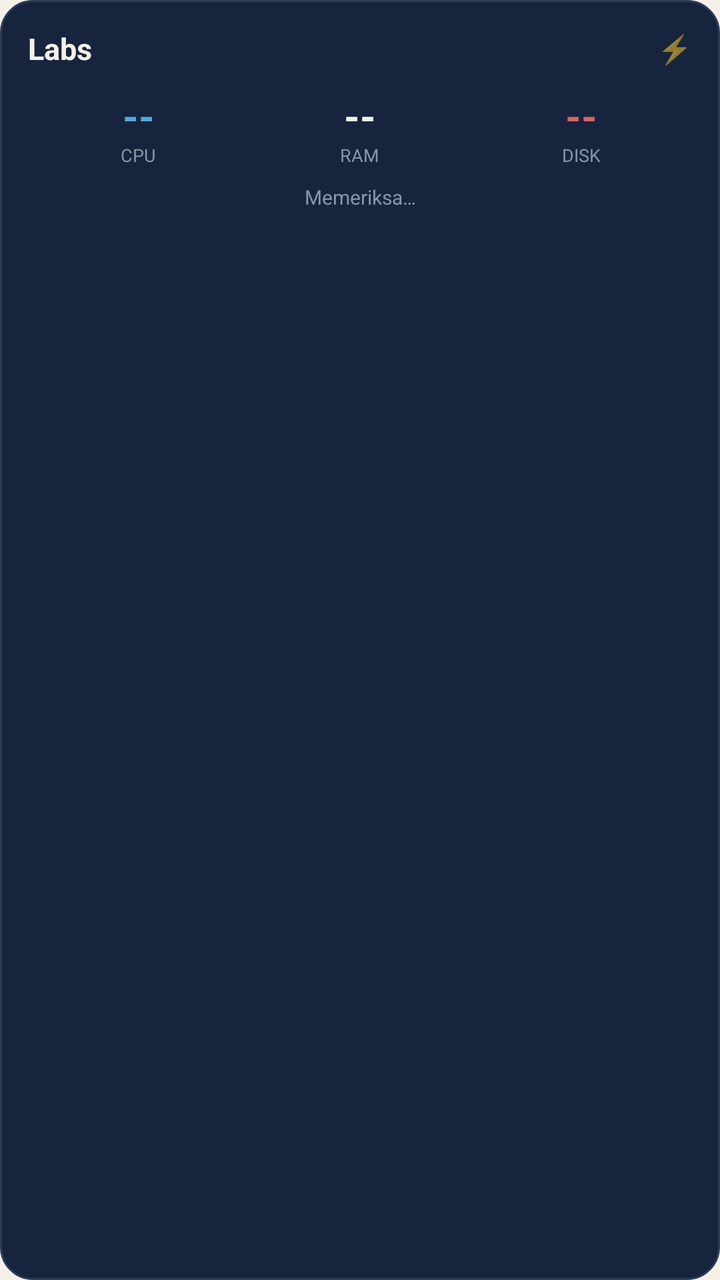
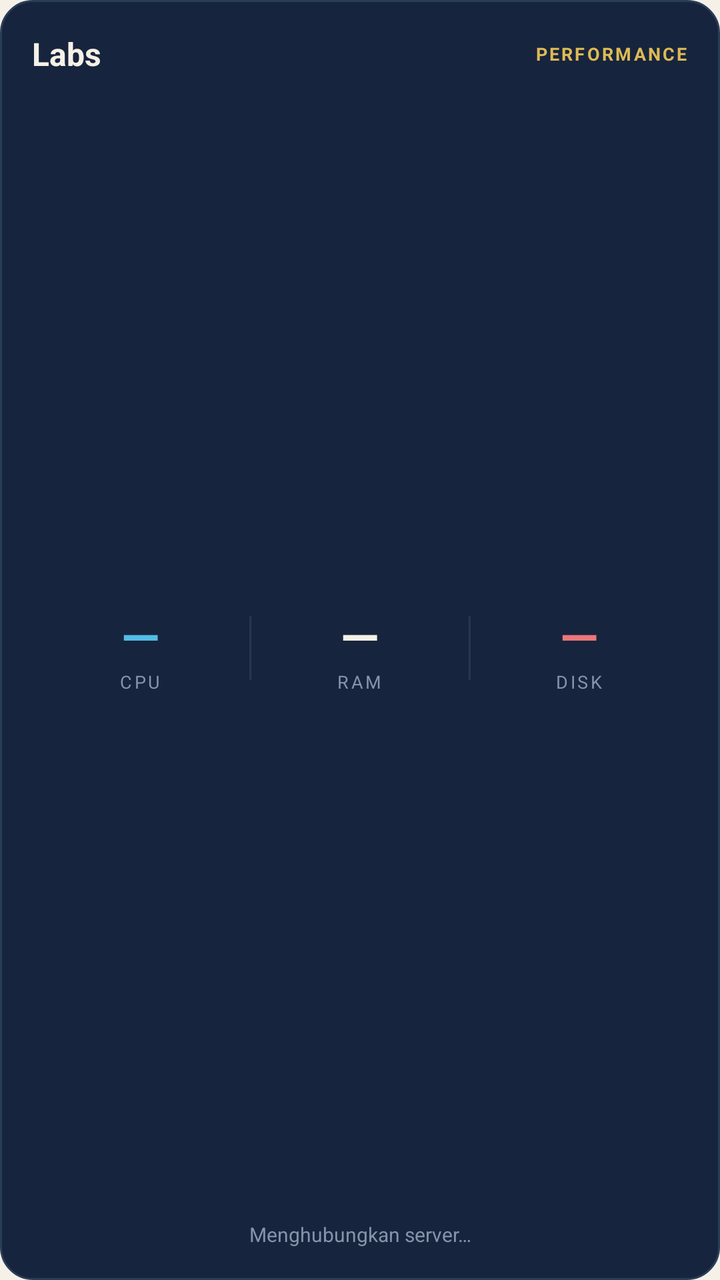

Compare the two renders of this Android layout. The source of the first and the diff that turns it into the second are given below.
<!-- AndroidManifest.xml: application theme AppTheme -->
<!-- res/layout/widget_perf.xml -->
<?xml version="1.0" encoding="utf-8"?>
<LinearLayout xmlns:android="http://schemas.android.com/apk/res/android"
    android:id="@+id/wp_root"
    android:layout_width="match_parent"
    android:layout_height="match_parent"
    android:orientation="vertical"
    android:background="@drawable/widget_bg"
    android:padding="14dp">

    <LinearLayout
        android:layout_width="match_parent"
        android:layout_height="wrap_content"
        android:orientation="horizontal"
        android:gravity="center_vertical">
        <TextView
            android:id="@+id/wp_title"
            android:layout_width="0dp"
            android:layout_height="wrap_content"
            android:layout_weight="1"
            android:text="Labs"
            android:textColor="#f5f1e9"
            android:textSize="15sp"
            android:textStyle="bold" />
        <TextView
            android:layout_width="wrap_content"
            android:layout_height="wrap_content"
            android:text="⚡"
            android:textSize="14sp" />
    </LinearLayout>

    <LinearLayout
        android:layout_width="match_parent"
        android:layout_height="wrap_content"
        android:layout_marginTop="10dp"
        android:orientation="horizontal"
        android:gravity="center">
        <LinearLayout
            android:layout_width="0dp"
            android:layout_height="wrap_content"
            android:layout_weight="1"
            android:orientation="vertical"
            android:gravity="center">
            <TextView
                android:id="@+id/wp_cpu"
                android:layout_width="wrap_content"
                android:layout_height="wrap_content"
                android:text="--"
                android:textColor="#55a9df"
                android:textSize="20sp"
                android:textStyle="bold" />
            <TextView
                android:layout_width="wrap_content"
                android:layout_height="wrap_content"
                android:text="CPU"
                android:textColor="#8896a8"
                android:textSize="9sp" />
        </LinearLayout>
        <LinearLayout
            android:layout_width="0dp"
            android:layout_height="wrap_content"
            android:layout_weight="1"
            android:orientation="vertical"
            android:gravity="center">
            <TextView
                android:id="@+id/wp_ram"
                android:layout_width="wrap_content"
                android:layout_height="wrap_content"
                android:text="--"
                android:textColor="#f5f1e9"
                android:textSize="20sp"
                android:textStyle="bold" />
            <TextView
                android:layout_width="wrap_content"
                android:layout_height="wrap_content"
                android:text="RAM"
                android:textColor="#8896a8"
                android:textSize="9sp" />
        </LinearLayout>
        <LinearLayout
            android:layout_width="0dp"
            android:layout_height="wrap_content"
            android:layout_weight="1"
            android:orientation="vertical"
            android:gravity="center">
            <TextView
                android:id="@+id/wp_disk"
                android:layout_width="wrap_content"
                android:layout_height="wrap_content"
                android:text="--"
                android:textColor="#dc6268"
                android:textSize="20sp"
                android:textStyle="bold" />
            <TextView
                android:layout_width="wrap_content"
                android:layout_height="wrap_content"
                android:text="DISK"
                android:textColor="#8896a8"
                android:textSize="9sp" />
        </LinearLayout>
    </LinearLayout>

    <TextView
        android:id="@+id/wp_meta"
        android:layout_width="match_parent"
        android:layout_height="wrap_content"
        android:layout_marginTop="8dp"
        android:gravity="center"
        android:text="Memeriksa…"
        android:textColor="#8896a8"
        android:textSize="10sp" />
</LinearLayout>
<!-- resources referenced by this layout -->
<resources>
  <!-- drawable widget_bg (drawable) -->
  <?xml version="1.0" encoding="utf-8"?>
  <shape xmlns:android="http://schemas.android.com/apk/res/android" android:shape="rectangle">
      <solid android:color="#17243d" />
      <corners android:radius="16dp" />
      <stroke android:width="1dp" android:color="#2a3d57" />
  </shape>
  <style name="AppTheme" parent="android:Theme.Material.Light.NoActionBar">
          <item name="android:colorPrimary">#17243d</item>
          <item name="android:colorPrimaryDark">#0f1a2c</item>
          <item name="android:colorAccent">#dc6268</item>
          <item name="android:windowBackground">#f5f1e9</item>
          <item name="android:statusBarColor">#0f1a2c</item>
          <item name="android:navigationBarColor">#17243d</item>
          <item name="android:windowLightStatusBar">false</item>
      </style>
</resources>

<!-- the commit's change to res/layout/widget_perf.xml (unified diff, before → after) -->
@@ -5,107 +5,45 @@
     android:layout_height="match_parent"
     android:orientation="vertical"
     android:background="@drawable/widget_bg"
-    android:padding="14dp">
+    android:padding="16dp">
 
-    <LinearLayout
-        android:layout_width="match_parent"
-        android:layout_height="wrap_content"
-        android:orientation="horizontal"
-        android:gravity="center_vertical">
-        <TextView
-            android:id="@+id/wp_title"
-            android:layout_width="0dp"
-            android:layout_height="wrap_content"
-            android:layout_weight="1"
-            android:text="Labs"
-            android:textColor="#f5f1e9"
-            android:textSize="15sp"
-            android:textStyle="bold" />
-        <TextView
-            android:layout_width="wrap_content"
-            android:layout_height="wrap_content"
-            android:text="⚡"
-            android:textSize="14sp" />
+    <LinearLayout android:layout_width="match_parent" android:layout_height="wrap_content"
+        android:orientation="horizontal" android:gravity="center_vertical">
+        <TextView android:id="@+id/wp_title" android:layout_width="0dp" android:layout_height="wrap_content"
+            android:layout_weight="1" android:text="Labs" android:textColor="#F6F1E7"
+            android:textSize="16sp" android:textStyle="bold" />
+        <TextView android:layout_width="wrap_content" android:layout_height="wrap_content"
+            android:text="PERFORMANCE" android:textColor="#DDBA55" android:textSize="9sp"
+            android:textStyle="bold" android:letterSpacing="0.12" />
     </LinearLayout>
 
-    <LinearLayout
-        android:layout_width="match_parent"
-        android:layout_height="wrap_content"
-        android:layout_marginTop="10dp"
-        android:orientation="horizontal"
-        android:gravity="center">
-        <LinearLayout
-            android:layout_width="0dp"
-            android:layout_height="wrap_content"
-            android:layout_weight="1"
-            android:orientation="vertical"
-            android:gravity="center">
-            <TextView
-                android:id="@+id/wp_cpu"
-                android:layout_width="wrap_content"
-                android:layout_height="wrap_content"
-                android:text="--"
-                android:textColor="#55a9df"
-                android:textSize="20sp"
-                android:textStyle="bold" />
-            <TextView
-                android:layout_width="wrap_content"
-                android:layout_height="wrap_content"
-                android:text="CPU"
-                android:textColor="#8896a8"
-                android:textSize="9sp" />
+    <LinearLayout android:layout_width="match_parent" android:layout_height="0dp"
+        android:layout_weight="1" android:orientation="horizontal" android:gravity="center">
+        <LinearLayout android:layout_width="0dp" android:layout_height="wrap_content" android:layout_weight="1"
+            android:orientation="vertical" android:gravity="center">
+            <TextView android:id="@+id/wp_cpu" android:layout_width="wrap_content" android:layout_height="wrap_content"
+                android:text="—" android:textColor="#53BCE6" android:textSize="25sp" android:textStyle="bold" />
+            <TextView android:layout_width="wrap_content" android:layout_height="wrap_content"
+                android:text="CPU" android:textColor="#8494AA" android:textSize="9sp" android:letterSpacing="0.14" />
         </LinearLayout>
-        <LinearLayout
-            android:layout_width="0dp"
-            android:layout_height="wrap_content"
-            android:layout_weight="1"
-            android:orientation="vertical"
-            android:gravity="center">
-            <TextView
-                android:id="@+id/wp_ram"
-                android:layout_width="wrap_content"
-                android:layout_height="wrap_content"
-                android:text="--"
-                android:textColor="#f5f1e9"
-                android:textSize="20sp"
-                android:textStyle="bold" />
-            <TextView
-                android:layout_width="wrap_content"
-                android:layout_height="wrap_content"
-                android:text="RAM"
-                android:textColor="#8896a8"
-                android:textSize="9sp" />
+        <View android:layout_width="1dp" android:layout_height="32dp" android:background="#263750" />
+        <LinearLayout android:layout_width="0dp" android:layout_height="wrap_content" android:layout_weight="1"
+            android:orientation="vertical" android:gravity="center">
+            <TextView android:id="@+id/wp_ram" android:layout_width="wrap_content" android:layout_height="wrap_content"
+                android:text="—" android:textColor="#F6F1E7" android:textSize="25sp" android:textStyle="bold" />
+            <TextView android:layout_width="wrap_content" android:layout_height="wrap_content"
+                android:text="RAM" android:textColor="#8494AA" android:textSize="9sp" android:letterSpacing="0.14" />
         </LinearLayout>
-        <LinearLayout
-            android:layout_width="0dp"
-            android:layout_height="wrap_content"
-            android:layout_weight="1"
-            android:orientation="vertical"
-            android:gravity="center">
-            <TextView
-                android:id="@+id/wp_disk"
-                android:layout_width="wrap_content"
-                android:layout_height="wrap_content"
-                android:text="--"
-                android:textColor="#dc6268"
-                android:textSize="20sp"
-                android:textStyle="bold" />
-            <TextView
-                android:layout_width="wrap_content"
-                android:layout_height="wrap_content"
-                android:text="DISK"
-                android:textColor="#8896a8"
-                android:textSize="9sp" />
+        <View android:layout_width="1dp" android:layout_height="32dp" android:background="#263750" />
+        <LinearLayout android:layout_width="0dp" android:layout_height="wrap_content" android:layout_weight="1"
+            android:orientation="vertical" android:gravity="center">
+            <TextView android:id="@+id/wp_disk" android:layout_width="wrap_content" android:layout_height="wrap_content"
+                android:text="—" android:textColor="#EA777B" android:textSize="25sp" android:textStyle="bold" />
+            <TextView android:layout_width="wrap_content" android:layout_height="wrap_content"
+                android:text="DISK" android:textColor="#8494AA" android:textSize="9sp" android:letterSpacing="0.14" />
         </LinearLayout>
     </LinearLayout>
 
-    <TextView
-        android:id="@+id/wp_meta"
-        android:layout_width="match_parent"
-        android:layout_height="wrap_content"
-        android:layout_marginTop="8dp"
-        android:gravity="center"
-        android:text="Memeriksa…"
-        android:textColor="#8896a8"
-        android:textSize="10sp" />
+    <TextView android:id="@+id/wp_meta" android:layout_width="match_parent" android:layout_height="wrap_content"
+        android:gravity="center" android:text="Menghubungkan server…" android:textColor="#8494AA" android:textSize="10sp" />
 </LinearLayout>
